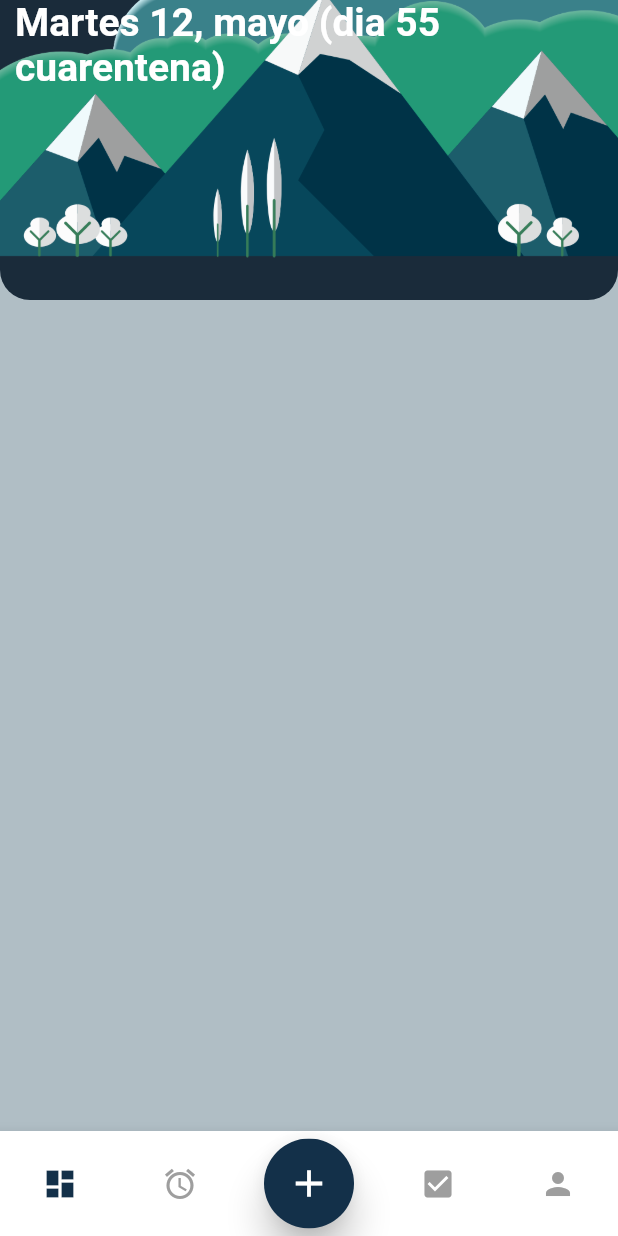
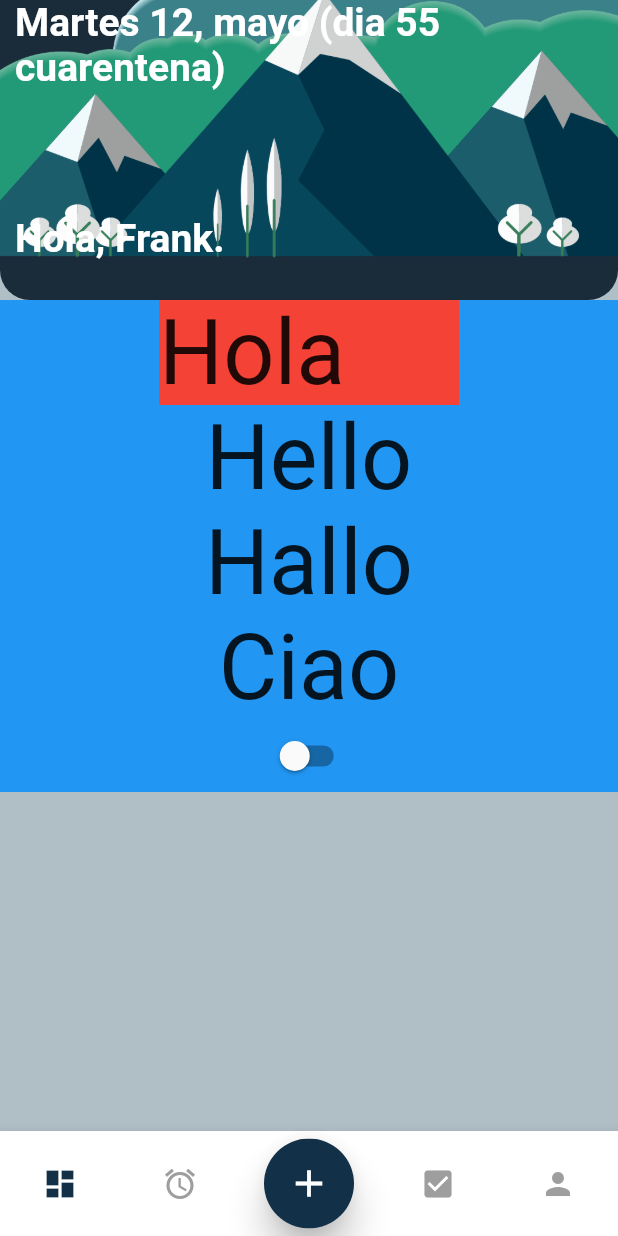
Before and after one commit to GrinchCode/grinch_todo, a Flutter app: the screen it shows after launch, on a phone screen of 412 x 824 dp. Run offline on Flutter 3.47's test engine with Material 2 defaults, Android fonts, the light colour scheme and no system bars.

Commit message:
Temporal example

```diff
--- a/lib/home/dashboard_container.dart
+++ b/lib/home/dashboard_container.dart
@@ -1,3 +1,4 @@
+import 'package:flutter/cupertino.dart';
 import 'package:flutter/material.dart';
 
 class DashboardContainer extends StatefulWidget {
@@ -6,20 +7,97 @@ class DashboardContainer extends StatefulWidget {
 }
 
 class _DashboardContainerState extends State<DashboardContainer> {
+  bool value = false;
+
   @override
   Widget build(BuildContext context) {
+    const style = TextStyle(fontSize: 60);
     return SingleChildScrollView(
       child: Column(
         crossAxisAlignment: CrossAxisAlignment.stretch,
         children: <Widget>[
-          HeaderContainer(),
+          HeaderContainer(
+            //gretting: null,
+            gretting: 'Hola, Frank.',
+          ),
+          Container(
+            color: Colors.blue,
+            child: Column(
+              mainAxisAlignment: MainAxisAlignment.center,
+              //crossAxisAlignment: CrossAxisAlignment.stretch,
+              children: [
+                Container(
+                  width: 200,
+                  color: Colors.red,
+                  child: Text('Hola', style: style),
+                ),
+                Text('Hello', style: style),
+                Text('Hallo', style: style),
+                Text('Ciao', style: style),
+                Switch.adaptive(
+                  value: value,
+                  onChanged: (newValue) {
+                    setState(() {
+                      value = newValue;
+                    });
+                  },
+                )
+              ],
+            ),
+          ),
+        ],
+      ),
+    );
+  }
+
+  Widget headerContainer({@required String gretting}) {
+    assert(gretting != null, 'Un saludo tiene que ser un texto no nulo');
+    return Container(
+      height: 200.0,
+      padding: EdgeInsets.symmetric(
+        horizontal: 10.0,
+      ).copyWith(
+        top: MediaQuery.of(context).padding.top,
+      ),
+      decoration: BoxDecoration(
+        borderRadius: BorderRadius.vertical(
+          bottom: Radius.circular(20.0),
+        ),
+        image: DecorationImage(
+          image: AssetImage('assets/images/bg-1.png'),
+          fit: BoxFit.cover,
+        ),
+      ),
+      child: Column(
+        crossAxisAlignment: CrossAxisAlignment.stretch,
+        children: <Widget>[
+          Text(
+            'Martes 13, mayo (dia 55 cuarentena)',
+            style: TextStyle(
+              color: Colors.white,
+              fontWeight: FontWeight.w700,
+              fontSize: 26.0,
+            ),
+          ),
+          SizedBox(height: 84),
+          MyText(gretting),
         ],
       ),
     );
   }
 }
 
-class HeaderContainer extends StatelessWidget {
+class HeaderContainer extends StatefulWidget {
+  const HeaderContainer({this.gretting});
+  //: assert(gretting != null, 'Un saludo tiene que ser un texto no nulo');
+
+  final String gretting;
+
+  @override
+  _HeaderContainerState createState() => _HeaderContainerState();
+}
+
+class _HeaderContainerState extends State<HeaderContainer> {
   @override
   Widget build(BuildContext context) {
     return Container(
@@ -49,8 +127,28 @@ class HeaderContainer extends StatelessWidget {
               fontSize: 26.0,
             ),
           ),
+          SizedBox(height: 84),
+          MyText(widget.gretting),
         ],
       ),
     );
   }
 }
+
+class MyText extends StatelessWidget {
+  MyText(this.text);
+
+  final String text;
+
+  @override
+  Widget build(BuildContext context) {
+    return Text(
+      text,
+      style: TextStyle(
+        color: Colors.white,
+        fontWeight: FontWeight.w700,
+        fontSize: 26.0,
+      ),
+    );
+  }
+}
```
